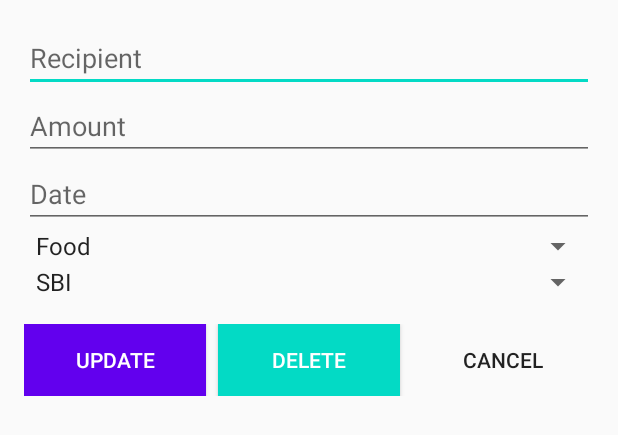
After one commit to MarichamyGurusamy/UpdatedExpenceTracker, an Android app: the layout popup_edit_expense.xml on its own in the app's theme, with its tools: preview values and no code run, on a phone screen of 412 x 824 dp. The commit adds this screen. Shown: the top 435 px of the screen. Run offline under Robolectric (Android 15) with nearby library versions, the phone set to English and light mode, and no system bars.

Commit message:
Edit popup and back icon fix

```diff
--- a/app/src/main/java/com/example/expencetrackerapp/ui/activities/SMSReceiver.java
+++ b/app/src/main/java/com/example/expencetrackerapp/ui/activities/SMSReceiver.java
@@ -1,5 +1,4 @@
 package com.example.expencetrackerapp.ui.activities;
-
 
 import android.content.BroadcastReceiver;
 import android.content.Context;
--- a/app/src/main/res/layout/item_expence.xml
+++ b/app/src/main/res/layout/item_expence.xml
@@ -5,7 +5,9 @@
     xmlns:tools="http://schemas.android.com/tools"
     android:layout_width="match_parent"
     android:layout_height="wrap_content"
-    android:padding="16dp">
+    android:padding="16dp"
+    android:background="@android:color/white"
+    android:gravity="center_vertical">
 
     <!-- Category Icon -->
     <ImageView
@@ -61,4 +63,5 @@
         android:contentDescription="@string/bank_logo_desc"
         app:layout_constraintEnd_toEndOf="parent"
         app:layout_constraintBottom_toBottomOf="parent" />
+
 </androidx.constraintlayout.widget.ConstraintLayout>
--- /dev/null
+++ b/app/src/main/res/layout/popup_edit_expense.xml
@@ -0,0 +1,89 @@
+<?xml version="1.0" encoding="utf-8"?>
+<LinearLayout xmlns:android="http://schemas.android.com/apk/res/android"
+    android:layout_width="match_parent"
+    android:layout_height="wrap_content"
+    android:orientation="vertical"
+    android:padding="16dp">
+
+    <!-- Recipient Field -->
+    <EditText
+        android:id="@+id/edit_recipient"
+        android:layout_width="match_parent"
+        android:layout_height="wrap_content"
+        android:hint="Recipient"
+        android:inputType="text" />
+
+    <!-- Amount Field -->
+    <EditText
+        android:id="@+id/edit_amount"
+        android:layout_width="match_parent"
+        android:layout_height="wrap_content"
+        android:hint="Amount"
+        android:inputType="numberDecimal" />
+
+    <!-- Date Field -->
+    <EditText
+        android:id="@+id/edit_date"
+        android:layout_width="match_parent"
+        android:layout_height="wrap_content"
+        android:hint="Date"
+        android:inputType="date" />
+
+    <!-- Category Spinner -->
+    <Spinner
+        android:id="@+id/category_spinner"
+        android:layout_width="match_parent"
+        android:layout_height="wrap_content"
+        android:entries="@array/category_array"
+        android:spinnerMode="dropdown"
+        android:hint="Select Category" />
+
+    <!-- Bank Spinner -->
+    <Spinner
+        android:id="@+id/bank_spinner"
+        android:layout_width="match_parent"
+        android:layout_height="wrap_content"
+        android:entries="@array/bank_array"
+        android:spinnerMode="dropdown"
+        android:hint="Select Bank" />
+
+    <!-- Buttons -->
+    <LinearLayout
+        android:layout_width="match_parent"
+        android:layout_height="wrap_content"
+        android:orientation="horizontal"
+        android:layout_gravity="end"
+        android:layout_marginTop="16dp">
+
+        <!-- Update Button -->
+        <Button
+            android:id="@+id/btn_update"
+            android:layout_width="0dp"
+            android:layout_height="wrap_content"
+            android:layout_weight="1"
+            android:text="Update"
+            android:textColor="@android:color/white"
+            android:background="@color/colorPrimary" />
+
+        <!-- Delete Button -->
+        <Button
+            android:id="@+id/btn_delete"
+            android:layout_width="0dp"
+            android:layout_height="wrap_content"
+            android:layout_weight="1"
+            android:text="Delete"
+            android:textColor="@android:color/white"
+            android:background="@color/colorAccent"
+            android:layout_marginStart="8dp" />
+
+        <!-- Cancel Button -->
+        <Button
+            android:id="@+id/btn_cancel"
+            android:layout_width="0dp"
+            android:layout_height="wrap_content"
+            android:layout_weight="1"
+            android:text="Cancel"
+            android:background="?attr/selectableItemBackgroundBorderless"
+            android:layout_marginStart="8dp" />
+    </LinearLayout>
+</LinearLayout>
--- /dev/null
+++ b/app/src/main/res/values/arrays.xml
@@ -0,0 +1,24 @@
+<resources>
+    <!-- Category Array -->
+    <string-array name="category_array">
+        <item>Food</item>
+        <item>Shopping</item>
+        <item>Groceries</item>
+        <item>Transport</item>
+        <item>Miscellaneous</item>
+    </string-array>
+
+    <!-- Bank Array -->
+    <string-array name="bank_array">
+        <item>SBI</item>
+        <item>HDFC</item>
+        <item>ICICI</item>
+        <item>Axis</item>
+        <item>Kotak</item>
+        <item>IndusInd</item>
+        <item>Bank of Baroda</item>
+        <item>Canara</item>
+        <item>Yes Bank</item>
+        <item>PNB</item>
+    </string-array>
+</resources>
```
Also changed, not shown: app/src/main/java/com/example/expencetrackerapp/adapters/ExpenseAdapter.java (+62 -62 lines), app/src/main/java/com/example/expencetrackerapp/database/Expense.java (+12 -3 lines), app/src/main/java/com/example/expencetrackerapp/database/ExpenseDatabase.java (+82 -82 lines), app/src/main/java/com/example/expencetrackerapp/ui/activities/ExpenseDetailActivity.java (added, +118 -0 lines), app/src/main/java/com/example/expencetrackerapp/ui/activities/ExpenseListActivity.java (+95 -3 lines).
